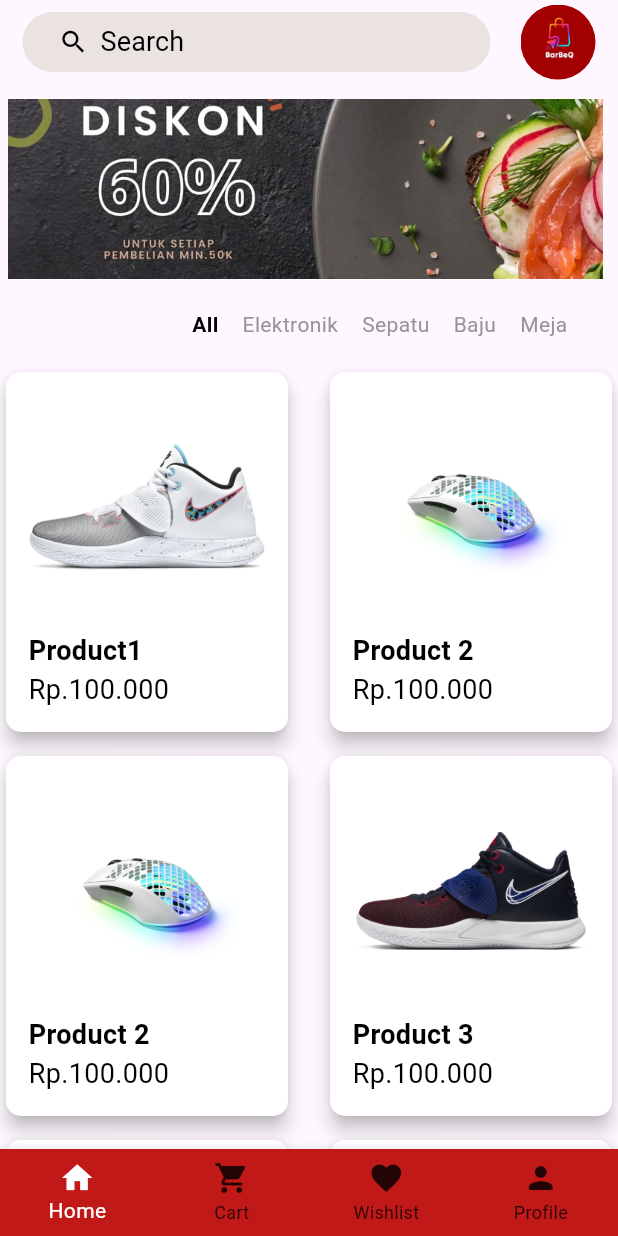
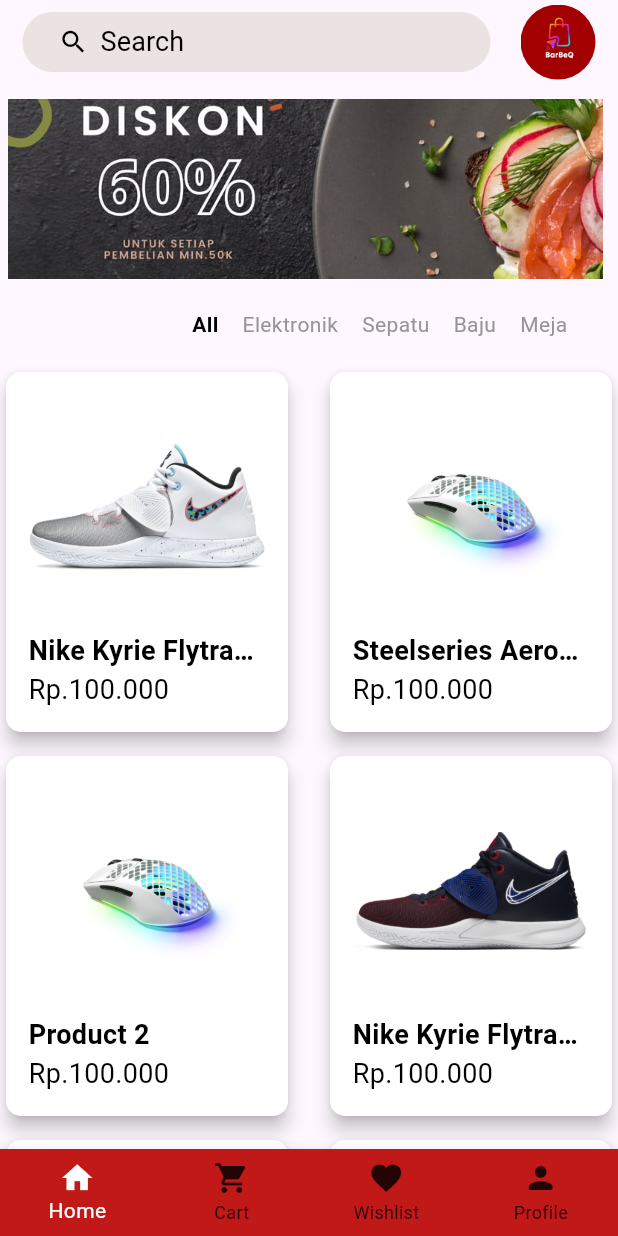
Before and after one commit to DhanielPutra/tesy, a Flutter app: the screen it shows after launch, on a phone screen of 412 x 824 dp. Run offline on Flutter 3.47's test engine with Material 3 defaults, Android fonts, the phone set to English and light mode, and no system bars; missing offline and left inert: indexed.

Commit message:
Update product.dart

```diff
--- a/lib/product.dart
+++ b/lib/product.dart
@@ -1,10 +1,10 @@
 var items =[
-  ["assets/ky.png","Product1","Rp.100.000","Sepatu"],
+  ["assets/ky.png","Nike Kyrie Flytrap 3GS ","Rp.100.000","Sepatu"],
+  ["assets/m1.png","Steelseries Aerox 3 Wireless Snow","Rp.100.000","Elektronik"],
   ["assets/m1.png","Product 2","Rp.100.000","Elektronik"],
-  ["assets/m1.png","Product 2","Rp.100.000","Elektronik"],
+  ["assets/ky1.png","Nike Kyrie Flytrap 3","Rp.100.000","Sepatu"],
   ["assets/ky1.png","Product 3","Rp.100.000","Sepatu"],
-  ["assets/ky1.png","Product 3","Rp.100.000","Sepatu"],
-  ["assets/m2.png","Product 4","Rp.100.000","Elektronik"],
+  ["assets/m2.png","Fourze GM800 Gaming Mouse RGB","Rp.100.000","Elektronik"],
   ["assets/m2.png","Product 4","Rp.100.000","Elektronik"],
   ["assets/m2.png","Product 4","Rp.100.000","Elektronik"],
   ["assets/ky1.png","Product 5","Rp.100.000","Sepatu"],
```
